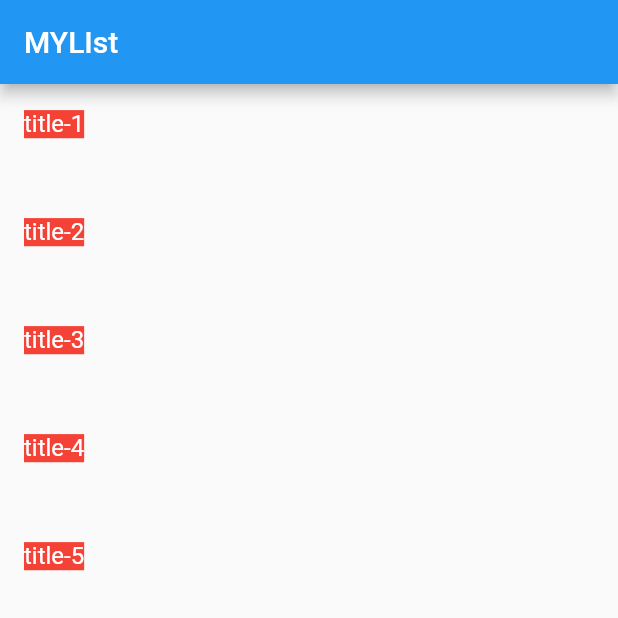
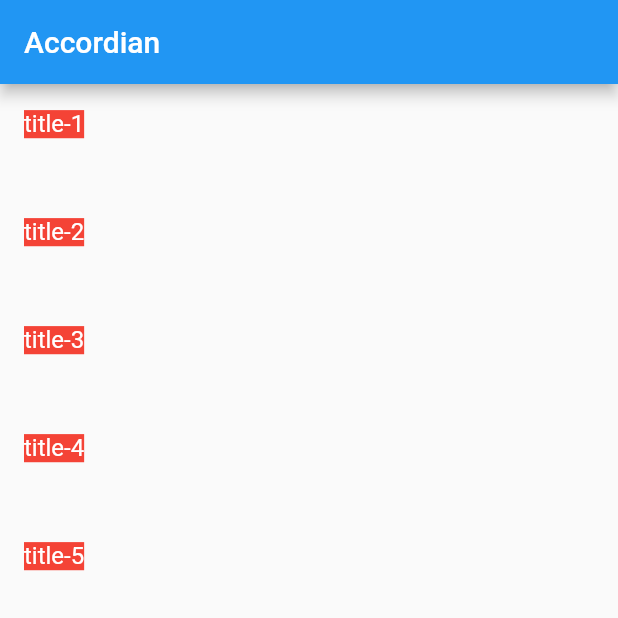
Before and after one commit to Kartik-Excellence/assignment1, a Flutter app: the screen it shows after launch, on a phone screen of 412 x 824 dp, the top half of it. Run offline on Flutter 3.47's test engine with Material 2 defaults, Android fonts, the light colour scheme and no system bars.

Commit message:
first commit

```diff
--- a/lib/screen/mylist.dart
+++ b/lib/screen/mylist.dart
@@ -39,7 +39,7 @@ class _MyListState extends State<MyList> {
       title: 'Title',
       home: Scaffold(
         appBar: AppBar(
-          title: Text('MYLIst'),
+          title: Text('Accordian'),
         ),
         body: ListView.builder(
           itemCount: title.length,
```
